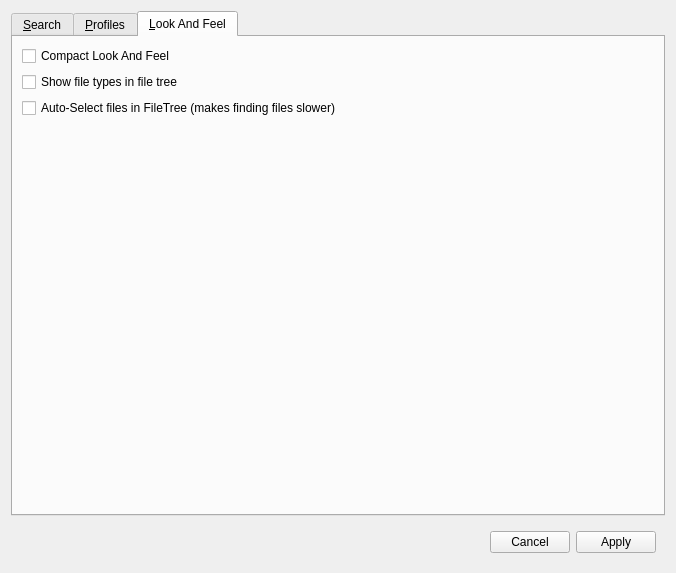
Old version of the form src/gtatools-gui/src/src/gui/ConfigWidget.ui in the repository alemariusnexus/gtatools.
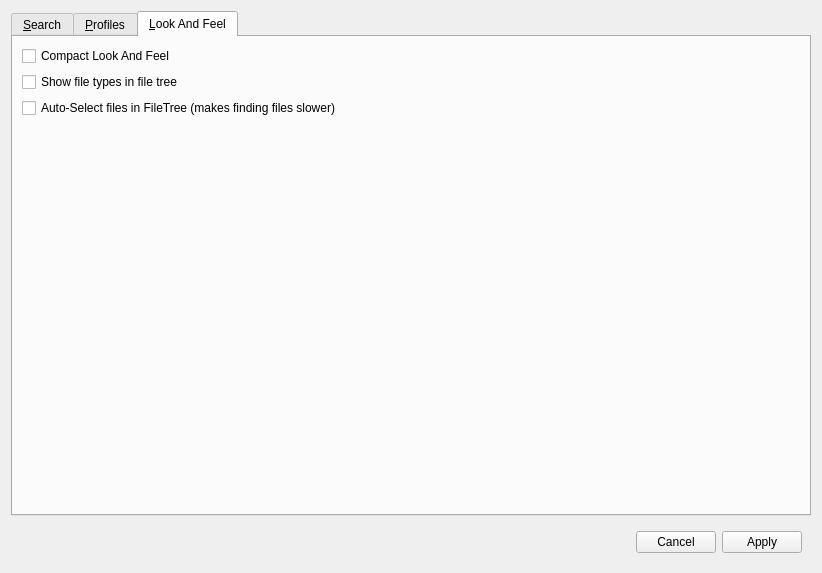
New version of the form.

Patch:
```diff
--- a/src/gtatools-gui/src/src/gui/ConfigWidget.ui
+++ b/src/gtatools-gui/src/src/gui/ConfigWidget.ui
@@ -6,7 +6,7 @@
    <rect>
     <x>0</x>
     <y>0</y>
-    <width>676</width>
+    <width>822</width>
     <height>573</height>
    </rect>
   </property>
```
